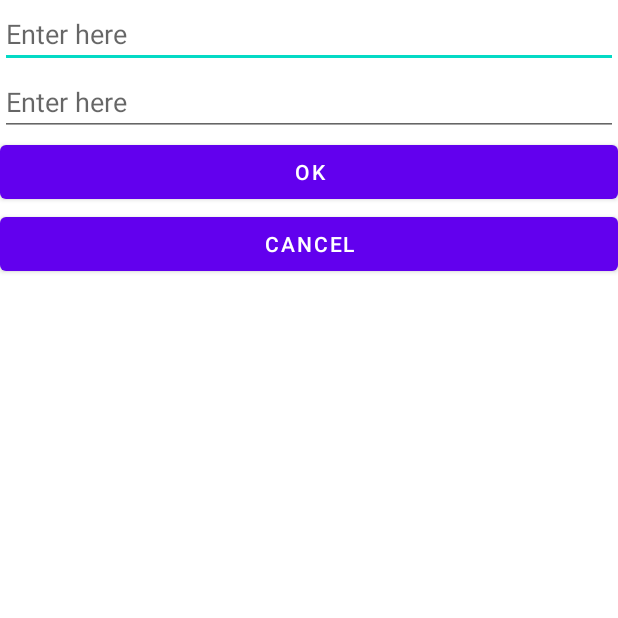
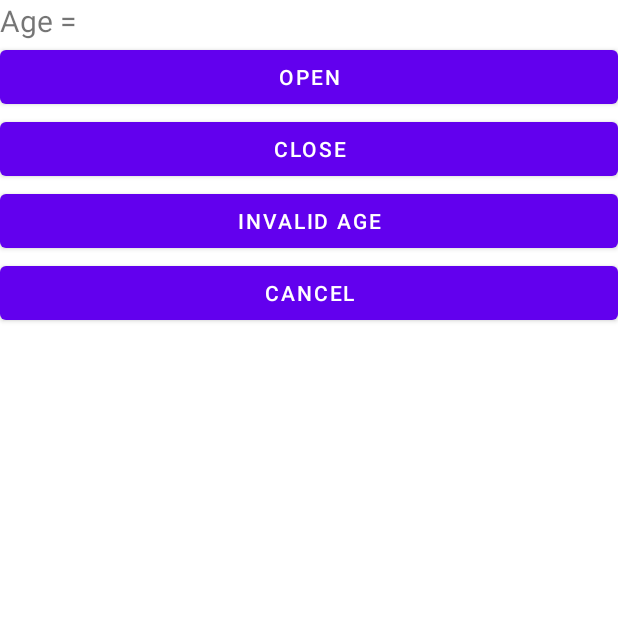
Before and after one commit to PavkaBrika/MySecondProjectMoneyBox, an Android app: the screen it shows after launch (AddNewGoalActivity), after a tap on an icon or button, on a phone screen of 412 x 824 dp, the top half of it. Run offline under Robolectric (Android 15) with nearby library versions, the phone set to English and light mode, and no system bars; 1 statement that could not run was skipped.

Commit message:
small achievements to complete share between two activities

```diff
--- a/app/src/main/java/com/example/mysecondprojectmoneybox/AddNewGoalActivity.java
+++ b/app/src/main/java/com/example/mysecondprojectmoneybox/AddNewGoalActivity.java
@@ -1,12 +1,12 @@
 package com.example.mysecondprojectmoneybox;
+
+import androidx.appcompat.app.AppCompatActivity;
 
 import android.content.Intent;
 import android.os.Bundle;
 import android.view.View;
 import android.widget.Button;
-import android.widget.EditText;
-
-import androidx.appcompat.app.AppCompatActivity;
+import android.widget.TextView;
 
 public class AddNewGoalActivity extends AppCompatActivity {
 
@@ -15,31 +15,53 @@ public class AddNewGoalActivity extends AppCompatActivity {
         super.onCreate(savedInstanceState);
         setContentView(R.layout.addnewgoal);
 
-        Button cancelButton = (Button) findViewById(R.id.btnCancel);
-        Button okayButton = (Button) findViewById(R.id.btnOk);
-        EditText itemEditText = (EditText) findViewById(R.id.costEditText);
+        Bundle extras = getIntent().getExtras();
+        if (extras != null) {
+            TextView ageView = (TextView) findViewById(R.id.textViewAge);
+            String age = extras.getString(MainActivity.AGE_KEY);
+            ageView.setText("Age = " + age);
+        }
 
-        cancelButton.setOnClickListener(new View.OnClickListener() {
+        Button openView = (Button) findViewById(R.id.buttonOpen);
+        openView.setOnClickListener(new View.OnClickListener() {
+            @Override
+            public void onClick(View view) {
+                sendMessage("Open");
+            }
+        });
+
+        Button closeView = (Button) findViewById(R.id.buttonClose);
+        closeView.setOnClickListener(new View.OnClickListener() {
+            @Override
+            public void onClick(View view) {
+                sendMessage("Close");
+            }
+        });
+
+        Button invalidView = (Button) findViewById(R.id.buttonInvalid);
+        invalidView.setOnClickListener(new View.OnClickListener() {
+            @Override
+            public void onClick(View view) {
+                sendMessage("Invalid age");
+            }
+        });
+
+        Button cancelView = (Button) findViewById(R.id.buttonCancel);
+        cancelView.setOnClickListener(new View.OnClickListener() {
             @Override
             public void onClick(View view) {
                 setResult(RESULT_CANCELED);
                 finish();
             }
         });
+    }
 
 
-        okayButton.setOnClickListener(new View.OnClickListener() {
-            @Override
-            public void onClick(View view) {
-                sendMessage(itemEditText.getText().toString());
-            }
-        });
 
-    }
 
     public void sendMessage(String message) {
         Intent data = new Intent();
-        data.putExtra(MainActivity.ITEM_KEY, message);
+        data.putExtra(MainActivity.ACCESS_MESSAGE, message);
         setResult(RESULT_OK, data);
         finish();
     }
--- a/app/src/main/java/com/example/mysecondprojectmoneybox/MainActivity.java
+++ b/app/src/main/java/com/example/mysecondprojectmoneybox/MainActivity.java
@@ -45,8 +45,8 @@ public class MainActivity extends AppCompatActivity {
     public static final String APP_PREFERENCES_MONEY = "money";
     public static final String APP_PREFERENCES_COST = "cost";
 
-    public static final String ITEM_KEY = "ITEM";
-    public static final String COST_KEY = "COST";
+    public static final String AGE_KEY = "AGE";
+    public static final String ACCESS_MESSAGE = "ACCESS_MESSAGE";
 
     @Override
     protected void onCreate(Bundle savedInstanceState) {
@@ -143,18 +143,14 @@ public class MainActivity extends AppCompatActivity {
         ActivityResultLauncher<Intent> startForResult = registerForActivityResult(new ActivityResultContracts.StartActivityForResult(), new ActivityResultCallback<ActivityResult>() {
             @Override
             public void onActivityResult(ActivityResult result) {
-                itemDesire = (EditText) findViewById(R.id.item);
-                addItemCost = (EditText) findViewById(R.id.costEditText);
-                if (result.getResultCode() == Activity.RESULT_OK) {
+                leftToSaving = (TextView) findViewById(R.id.leftTextView);
+                if (result.getResultCode() == RESULT_OK) {
                     Intent intent = result.getData();
-                    item = intent.getStringExtra(ITEM_KEY);
-//                    cost = intent.getFloatExtra(COST_KEY);
-                    itemDesire.setText(item);
-//                    addItemCost.setText(Float.toString(cost));
+                    String accessmessage = intent.getStringExtra(ACCESS_MESSAGE);
+                    leftToSaving.setText(accessmessage);
                 }
                 else {
-                    itemDesire.setText("Error");
-//                    addItemCost.setText("Error");
+                    leftToSaving.setText("Error");
                 }
             }
         });
@@ -164,7 +160,11 @@ public class MainActivity extends AppCompatActivity {
         moneyJar.setOnClickListener(new View.OnClickListener() {
             @Override
             public void onClick(View view) {
+                itemDesire = (EditText) findViewById(R.id.item);
+                String age = itemDesire.getText().toString();
+
                 Intent intent = new Intent(MainActivity.this, AddNewGoalActivity.class);
+                intent.putExtra(AGE_KEY, age);
 
                 startForResult.launch(intent);
             }
--- a/app/src/main/res/layout/addnewgoal.xml
+++ b/app/src/main/res/layout/addnewgoal.xml
@@ -1,32 +1,57 @@
 <?xml version="1.0" encoding="utf-8"?>
-<LinearLayout xmlns:android="http://schemas.android.com/apk/res/android"
+<androidx.constraintlayout.widget.ConstraintLayout xmlns:android="http://schemas.android.com/apk/res/android"
+    xmlns:app="http://schemas.android.com/apk/res-auto"
+    xmlns:tools="http://schemas.android.com/tools"
     android:layout_width="match_parent"
     android:layout_height="match_parent"
-    android:orientation="vertical">
+    tools:context=".BitrhdayActivity">
 
-    <EditText
-        android:id="@+id/edtTxtItem"
+    <TextView
+        android:id="@+id/textViewAge"
         android:layout_width="match_parent"
         android:layout_height="wrap_content"
-        android:hint="@string/itemHint"/>
+        android:text="AGE ="
+        android:textSize="20sp"
+        app:layout_constraintEnd_toEndOf="parent"
+        app:layout_constraintStart_toStartOf="parent"
+        app:layout_constraintTop_toTopOf="parent" />
 
-    <EditText
-        android:id="@+id/edtTxtCost"
+    <Button
+        android:id="@+id/buttonOpen"
         android:layout_width="match_parent"
         android:layout_height="wrap_content"
-        android:hint="@string/itemHint"/>
+        android:text="Open"
+        app:layout_constraintEnd_toEndOf="parent"
+        app:layout_constraintStart_toStartOf="parent"
+        app:layout_constraintTop_toBottomOf="@+id/textViewAge" />
+
 
     <Button
-        android:id="@+id/btnOk"
+        android:id="@+id/buttonClose"
         android:layout_width="match_parent"
         android:layout_height="wrap_content"
-        android:text="OK" />
+        android:text="Close"
+        app:layout_constraintEnd_toEndOf="parent"
+        app:layout_constraintStart_toStartOf="parent"
+        app:layout_constraintTop_toBottomOf="@+id/buttonOpen" />
 
     <Button
-        android:id="@+id/btnCancel"
+        android:id="@+id/buttonInvalid"
         android:layout_width="match_parent"
         android:layout_height="wrap_content"
-        android:text="Cancel" />
+        android:text="Invalid age"
+        app:layout_constraintEnd_toEndOf="parent"
+        app:layout_constraintStart_toStartOf="parent"
+        app:layout_constraintTop_toBottomOf="@+id/buttonClose" />
+
+    <Button
+        android:id="@+id/buttonCancel"
+        android:layout_width="match_parent"
+        android:layout_height="wrap_content"
+        android:text="Cancel"
+        app:layout_constraintEnd_toEndOf="parent"
+        app:layout_constraintStart_toStartOf="parent"
+        app:layout_constraintTop_toBottomOf="@+id/buttonInvalid" />
 
 
-</LinearLayout>
+</androidx.constraintlayout.widget.ConstraintLayout>
```
